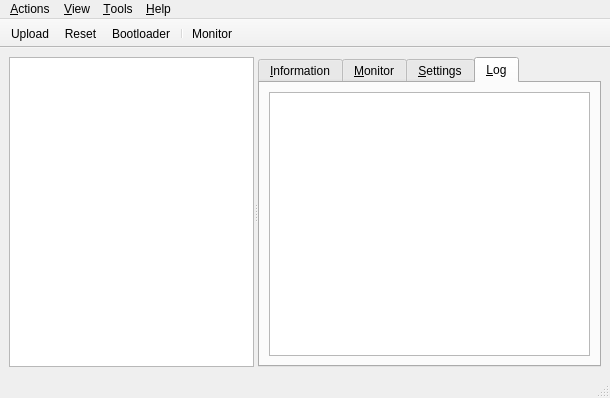
The window that tyqt/main_window.ui (Koromix/tytools) describes before a commit, drawn with Qt 5.
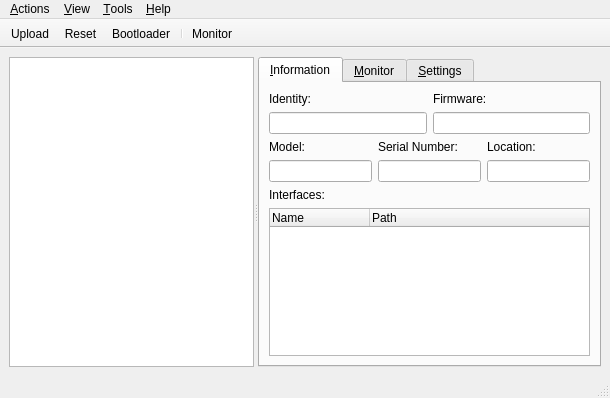
The same window after the commit. The open tabs and pages were chosen to show the change. Icons and pictures are not drawn.

Commit message:
Remove log tab from main window
The log is not board-specific, whereas the other tabs are. A
dedicated log window is much better.

The edit to the form file:
```diff
--- a/tyqt/main_window.ui
+++ b/tyqt/main_window.ui
@@ -408,26 +408,6 @@
          </item>
         </layout>
        </widget>
-       <widget class="QWidget" name="logTab">
-        <attribute name="title">
-         <string>&amp;Log</string>
-        </attribute>
-        <layout class="QVBoxLayout" name="verticalLayout">
-         <item>
-          <widget class="QPlainTextEdit" name="logText">
-           <property name="contextMenuPolicy">
-            <enum>Qt::CustomContextMenu</enum>
-           </property>
-           <property name="readOnly">
-            <bool>true</bool>
-           </property>
-           <property name="maximumBlockCount">
-            <number>1000</number>
-           </property>
-          </widget>
-         </item>
-        </layout>
-       </widget>
       </widget>
      </widget>
     </item>
```
Left out of the diff: 1 changed line with no effect on the pictures. The commit also changes 2 other files.
